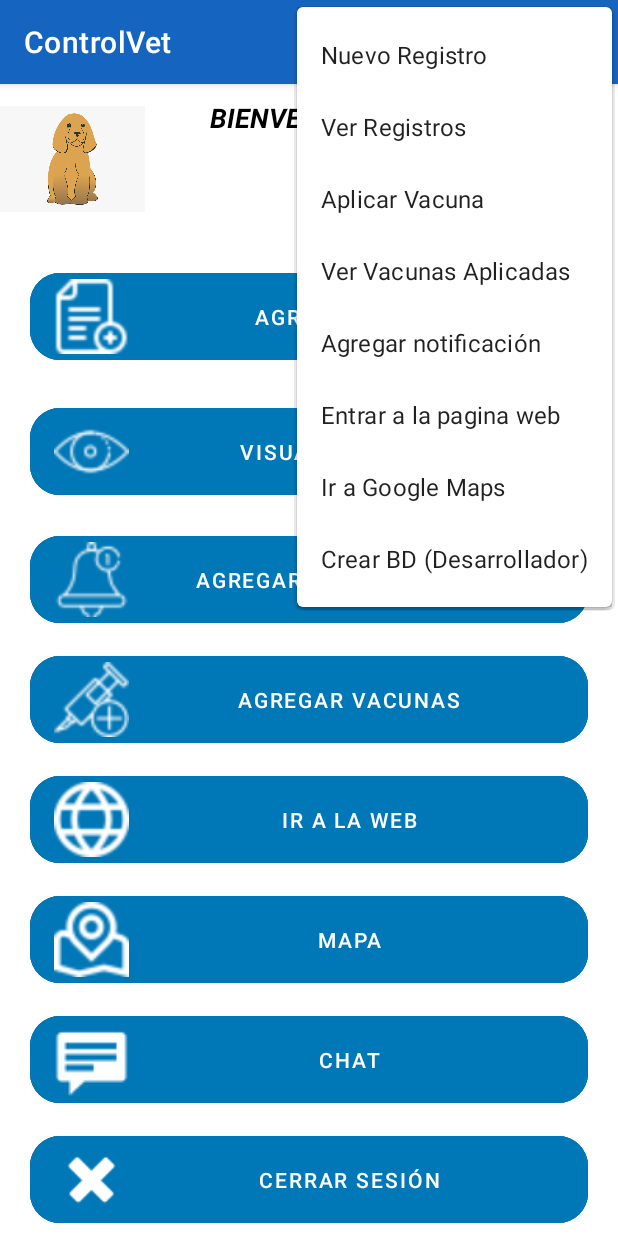
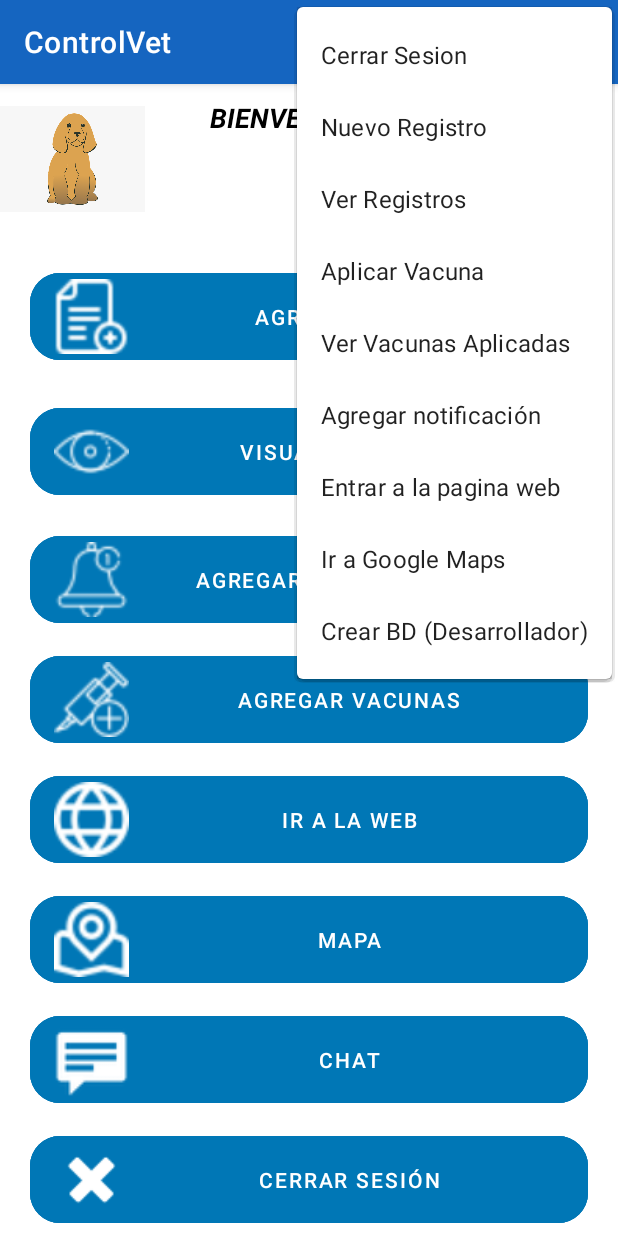
Before and after one commit to ItsJesitoVro/ControlVet, an Android app: the screen it shows after launch once a user with an empty profile is signed in (MainActivity), with the options menu open, on a phone screen of 412 x 824 dp. Run offline under Robolectric (Android 15) with nearby library versions, the phone set to English and light mode, and no system bars; our stand-ins replace Firebase (no records; nobody signed in at launch, a user with empty details on screens opened directly).

Commit message:
Modificación Login Farebase
Agregación en barra de menú el cierre de sesión y modificación de clase especial para cerrar cesión

```diff
--- a/app/src/main/java/com/controlvet/notific/Login.java
+++ b/app/src/main/java/com/controlvet/notific/Login.java
@@ -89,7 +89,7 @@ public class Login extends AppCompatActivity {
         }).addOnFailureListener(new OnFailureListener() {
             @Override
             public void onFailure(@NonNull Exception e) {
-                Toast.makeText(Login.this, "No hay acceso a Internet", Toast.LENGTH_SHORT).show();
+                Toast.makeText(Login.this, "REGISTRATE!!", Toast.LENGTH_SHORT).show();
             }
         });
     }
--- a/app/src/main/res/menu/menu_principal.xml
+++ b/app/src/main/res/menu/menu_principal.xml
@@ -2,6 +2,9 @@
 <menu xmlns:app="http://schemas.android.com/apk/res-auto"
     xmlns:android="http://schemas.android.com/apk/res/android">
 
+    <item
+        android:id="@+id/salir"
+        android:title="Cerrar Sesion" />
     <item
         android:id="@+id/menuNuevo"
         android:title="Nuevo Registro" />
```
Also changed, not shown: app/src/main/java/com/controlvet/notific/MainActivity.java (+10 -4 lines).
